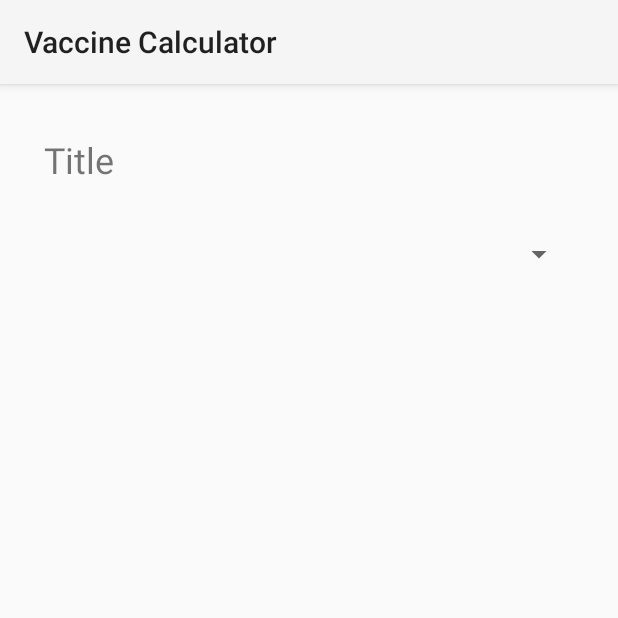
After one commit to Saplyng/VaccineSearch, an Android app: the information screen opened directly, with no data from a screen before it, on a phone screen of 412 x 824 dp, the top half of it. The commit adds this screen. Run offline under Robolectric (Android 15) with nearby library versions, the phone set to English and light mode, and no system bars.

Commit message:
changes from class today, need to create a new activity to display information from the Vaccine data class

```diff
--- a/app/build.gradle
+++ b/app/build.gradle
@@ -24,7 +24,7 @@ android {
 
 dependencies {
     implementation fileTree(dir: 'libs', include: ['*.jar'])
-    implementation"org.jetbrains.kotlin:kotlin-stdlib-jdk7:$kotlin_version"
+    implementation "org.jetbrains.kotlin:kotlin-stdlib-jdk7:$kotlin_version"
     implementation 'com.android.support:appcompat-v7:28.0.0'
     implementation 'com.android.support.constraint:constraint-layout:1.1.3'
     implementation 'com.jakewharton.threetenabp:threetenabp:1.1.1'
--- a/app/src/main/AndroidManifest.xml
+++ b/app/src/main/AndroidManifest.xml
@@ -11,16 +11,16 @@
         android:theme="@style/AppTheme">
         <activity android:name=".MainActivity">
             <intent-filter>
-                <action android:name="android.intent.action.MAIN"/>
+                <action android:name="android.intent.action.MAIN" />
 
-                <category android:name="android.intent.category.LAUNCHER"/>
+                <category android:name="android.intent.category.LAUNCHER" />
             </intent-filter>
         </activity>
         <activity
             android:name=".VaccineSearch"
             android:label="VaccineSearch"
-            android:theme="@style/AppTheme"
-        ></activity>
+            android:theme="@style/AppTheme" />
+        <activity android:name=".information"></activity>
     </application>
 
 </manifest>
--- a/app/src/main/java/e/saplyng/whatsmyage/Vaccine.kt
+++ b/app/src/main/java/e/saplyng/whatsmyage/Vaccine.kt
@@ -161,3 +161,8 @@ val vaccines = arrayOf(
     "Gardasil", "Cervarix",
     "Gardasil 9"
 )
+
+fun displayVaccine(vaccineName: Vaccine){
+
+
+}
--- /dev/null
+++ b/app/src/main/java/e/saplyng/whatsmyage/information.kt
@@ -0,0 +1,16 @@
+package e.saplyng.whatsmyage
+
+import android.support.v7.app.AppCompatActivity
+import android.os.Bundle
+import kotlinx.android.synthetic.main.activity_information.*
+
+class information : AppCompatActivity() {
+
+    override fun onCreate(savedInstanceState: Bundle?) {
+        super.onCreate(savedInstanceState)
+        setContentView(R.layout.activity_information)
+
+
+
+    }
+}
--- /dev/null
+++ b/app/src/main/res/layout/activity_information.xml
@@ -0,0 +1,33 @@
+<?xml version="1.0" encoding="utf-8"?>
+<android.support.constraint.ConstraintLayout xmlns:android="http://schemas.android.com/apk/res/android"
+    xmlns:app="http://schemas.android.com/apk/res-auto"
+    xmlns:tools="http://schemas.android.com/tools"
+    android:layout_width="match_parent"
+    android:layout_height="match_parent"
+    tools:context=".information">
+
+    <TextView
+        android:id="@+id/idTitle"
+        android:layout_width="354dp"
+        android:layout_height="85dp"
+        android:layout_marginStart="8dp"
+        android:layout_marginTop="8dp"
+        android:layout_marginEnd="8dp"
+        android:gravity="center_vertical|start"
+        android:text="@string/title"
+        android:textSize="24sp"
+        app:layout_constraintEnd_toEndOf="parent"
+        app:layout_constraintStart_toStartOf="parent"
+        app:layout_constraintTop_toTopOf="parent" />
+
+    <Spinner
+        android:id="@+id/idSpinnerAlias"
+        android:layout_width="354dp"
+        android:layout_height="40dp"
+        android:layout_marginStart="8dp"
+        android:layout_marginEnd="8dp"
+        android:gravity="center_vertical|start"
+        app:layout_constraintEnd_toEndOf="parent"
+        app:layout_constraintStart_toStartOf="parent"
+        app:layout_constraintTop_toBottomOf="@+id/idTitle" />
+</android.support.constraint.ConstraintLayout>
--- a/app/src/main/res/values/strings.xml
+++ b/app/src/main/res/values/strings.xml
@@ -5,4 +5,6 @@
     <string name="calculateButton">Calculate</string>
     <string name="information"></string>
     <string name="dateHint">Select a Date</string>
+    <string name="title">Title</string>
+    <string name="alias">Aliases</string>
 </resources>
--- a/app/src/main/res/values/styles.xml
+++ b/app/src/main/res/values/styles.xml
@@ -1,10 +1,24 @@
 <resources>
 
     <!-- Base application theme. -->
-    <style name="AppTheme" parent="Theme.AppCompat.Light.DarkActionBar">
-        <!-- Customize your theme here. -->
-        <item name="colorPrimary">@color/colorPrimary</item>
-        <item name="colorPrimaryDark">@color/colorPrimaryDark</item>
-        <item name="colorAccent">@color/colorAccent</item>
+    <!--<style name="AppTheme" parent="Theme.AppCompat.Light.DarkActionBar">-->
+        <!--&lt;!&ndash; Customize your theme here. &ndash;&gt;-->
+        <!--<item name="colorPrimary">@color/colorPrimary</item>-->
+        <!--<item name="colorPrimaryDark">@color/colorPrimaryDark</item>-->
+        <!--<item name="colorAccent">@color/colorAccent</item>-->
+    <!--</style>-->
+
+    <style name="MyAppTheme" parent="android:Theme.Material">
+        <item name="android:dialogTheme">@style/MyDialogTheme</item>
+        <item name="android:datePickerStyle">@style/MyDatePicker</item>
+    </style>
+
+    <style name="MyDialogTheme" parent="android:Theme.Material.Dialog">
+        <item name="android:datePickerStyle">@style/MyDatePicker</item>
+    </style>
+
+    <style name="MyDatePicker" parent="android:Widget.Material.DatePicker">
+        <!--<item name="android:datePickerMode">spinner</item>-->
+        <!--<item name="android:calendarViewShown">false</item>-->
     </style>
 </resources>
```
Lines whose indentation alone changed are shown as unchanged.
